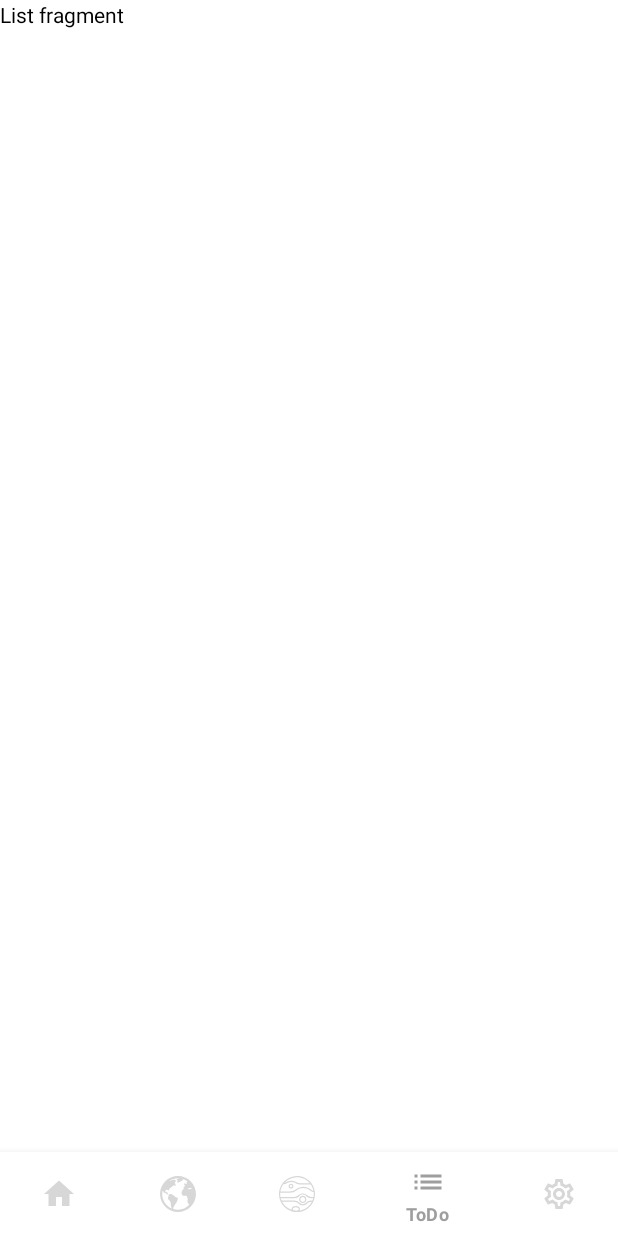
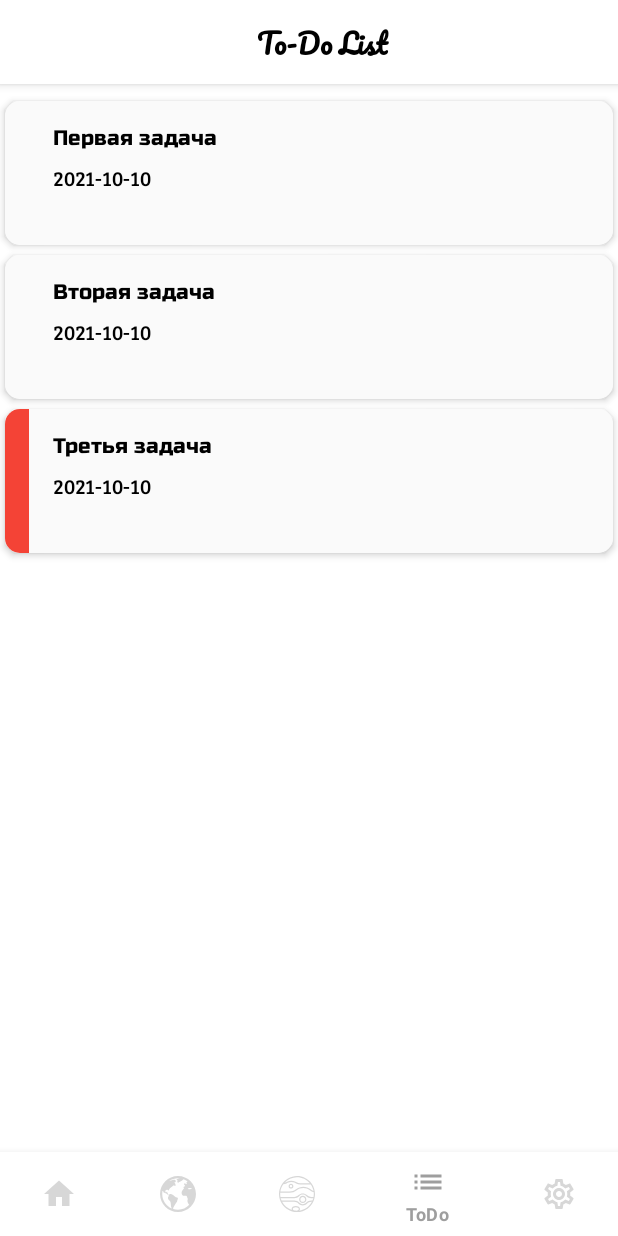
Before and after one commit to Rinat-M/AndroidMaterial, an Android app: the TodoListFragment screen opened through its navigation route, on a phone screen of 412 x 824 dp. Run offline under Robolectric (Android 15) with nearby library versions, the phone set to English and light mode, and no system bars; our stand-ins replace navigation-ui; pictures from the network do not load.

Commit message:
Added TodosAdapter with TodoViewHolder. Implemented To do list screen in read only

```diff
--- a/NasaApp/app/build.gradle
+++ b/NasaApp/app/build.gradle
@@ -11,8 +11,8 @@ android {
         applicationId "com.rino.nasaapp"
         minSdk 23
         targetSdk 30
-        versionCode 32
-        versionName "1.5.2"
+        versionCode 33
+        versionName "1.5.3"
 
         testInstrumentationRunner "androidx.test.runner.AndroidJUnitRunner"
     }
--- a/NasaApp/app/src/main/java/com/rino/nasaapp/di/KoinModules.kt
+++ b/NasaApp/app/src/main/java/com/rino/nasaapp/di/KoinModules.kt
@@ -2,9 +2,13 @@ package com.rino.nasaapp.di
 
 import com.rino.nasaapp.datasources.DataSource
 import com.rino.nasaapp.datasources.RemoteDataSourceImpl
+import com.rino.nasaapp.datasources.TodoSource
+import com.rino.nasaapp.datasources.TodoSourceImpl
 import com.rino.nasaapp.providers.StringsProvider
 import com.rino.nasaapp.repositories.NasaRepository
 import com.rino.nasaapp.repositories.NasaRepositoryImpl
+import com.rino.nasaapp.repositories.TodoRepository
+import com.rino.nasaapp.repositories.TodoRepositoryImpl
 import com.rino.nasaapp.ui.earth.EarthViewModel
 import com.rino.nasaapp.ui.home.HomeViewModel
 import com.rino.nasaapp.ui.main.MainViewModel
@@ -19,8 +23,13 @@ val appModule = module {
     // Providers
     single { StringsProvider(get()) }
 
+    // Data sources
     single<DataSource> { RemoteDataSourceImpl(get(), get()) }
+    single<TodoSource> { TodoSourceImpl() }
+
+    // Repositories
     single<NasaRepository> { NasaRepositoryImpl(get()) }
+    single<TodoRepository> { TodoRepositoryImpl(get()) }
 
     // Network
     single { NetworkModule.getOkHttpClient() }
@@ -36,5 +45,5 @@ val appModule = module {
     viewModel { SettingsViewModel(get()) }
     viewModel { EarthViewModel(get()) }
     viewModel { MarsViewModel(get()) }
-    viewModel { TodoListViewModel() }
+    viewModel { TodoListViewModel(get()) }
 }
--- a/NasaApp/app/src/main/java/com/rino/nasaapp/ui/main/MainActivity.kt
+++ b/NasaApp/app/src/main/java/com/rino/nasaapp/ui/main/MainActivity.kt
@@ -1,5 +1,6 @@
 package com.rino.nasaapp.ui.main
 
+import android.content.res.Resources
 import android.os.Bundle
 import androidx.appcompat.app.AppCompatActivity
 import androidx.appcompat.app.AppCompatDelegate
@@ -47,6 +48,8 @@ class MainActivity : AppCompatActivity(), ApplyThemeObserver {
         recreate()
     }
 
+    override fun getCurrentTheme(): Resources.Theme? = this.applicationContext.theme
+
     override fun onSupportNavigateUp(): Boolean {
         onBackPressedDispatcher.onBackPressed()
         return super.onSupportNavigateUp()
--- a/NasaApp/app/src/main/java/com/rino/nasaapp/ui/todo/TodoListFragment.kt
+++ b/NasaApp/app/src/main/java/com/rino/nasaapp/ui/todo/TodoListFragment.kt
@@ -4,8 +4,12 @@ import android.os.Bundle
 import android.view.LayoutInflater
 import android.view.View
 import android.view.ViewGroup
+import androidx.core.view.isVisible
 import androidx.fragment.app.Fragment
+import com.rino.nasaapp.databinding.ProgressBarAndErrorMsgBinding
 import com.rino.nasaapp.databinding.TodoListFragmentBinding
+import com.rino.nasaapp.entities.ScreenState
+import com.rino.nasaapp.entities.Todo
 import org.koin.androidx.viewmodel.ext.android.viewModel
 
 class TodoListFragment : Fragment() {
@@ -16,18 +20,67 @@ class TodoListFragment : Fragment() {
     private var _binding: TodoListFragmentBinding? = null
     private val binding get() = _binding!!
 
+    private var _includeBinding: ProgressBarAndErrorMsgBinding? = null
+    private val includeBinding get() = _includeBinding!!
+
     private val todoListViewModel: TodoListViewModel by viewModel()
+
+    override fun onCreate(savedInstanceState: Bundle?) {
+        super.onCreate(savedInstanceState)
+
+        todoListViewModel.fetchData()
+    }
 
     override fun onCreateView(
         inflater: LayoutInflater, container: ViewGroup?,
         savedInstanceState: Bundle?
     ): View {
         _binding = TodoListFragmentBinding.inflate(layoutInflater, container, false)
+        _includeBinding = ProgressBarAndErrorMsgBinding.bind(binding.root)
         return binding.root
+    }
+
+    override fun onViewCreated(view: View, savedInstanceState: Bundle?) {
+        super.onViewCreated(view, savedInstanceState)
+
+        todoListViewModel.state.observe(viewLifecycleOwner) { state ->
+            state?.let { processData(state) }
+        }
+    }
+
+    private fun processData(state: ScreenState<List<Todo>>) {
+        when (state) {
+            ScreenState.Loading -> {
+                binding.todosRecyclerView.isVisible = false
+                includeBinding.progressBar.isVisible = true
+                includeBinding.errorMsg.isVisible = false
+            }
+
+            is ScreenState.Success -> {
+                with(binding) {
+                    todosRecyclerView.isVisible = true
+                    includeBinding.progressBar.isVisible = false
+                    includeBinding.errorMsg.isVisible = false
+
+                    todosRecyclerView.adapter = TodosAdapter(state.data)
+                }
+            }
+
+            is ScreenState.Error -> {
+                binding.todosRecyclerView.isVisible = false
+
+                with(includeBinding) {
+                    progressBar.isVisible = false
+                    errorMsg.isVisible = true
+                    errorMsg.text = state.error.toString()
+                }
+            }
+        }
     }
 
     override fun onDestroyView() {
         _binding = null
+        _includeBinding = null
         super.onDestroyView()
     }
 }
--- a/NasaApp/app/src/main/java/com/rino/nasaapp/ui/todo/TodoListViewModel.kt
+++ b/NasaApp/app/src/main/java/com/rino/nasaapp/ui/todo/TodoListViewModel.kt
@@ -1,6 +1,30 @@
 package com.rino.nasaapp.ui.todo
 
+import androidx.lifecycle.LiveData
+import androidx.lifecycle.MutableLiveData
 import androidx.lifecycle.ViewModel
+import androidx.lifecycle.viewModelScope
+import com.rino.nasaapp.entities.ScreenState
+import com.rino.nasaapp.entities.Todo
+import com.rino.nasaapp.repositories.TodoRepository
+import kotlinx.coroutines.Dispatchers
+import kotlinx.coroutines.launch
 
-class TodoListViewModel : ViewModel() {
+class TodoListViewModel(
+    private val todoRepository: TodoRepository
+) : ViewModel() {
+
+    private val _state: MutableLiveData<ScreenState<List<Todo>>> =
+        MutableLiveData(ScreenState.Loading)
+    val state: LiveData<ScreenState<List<Todo>>> = _state
+
+    fun fetchData() {
+        _state.value = ScreenState.Loading
+
+        viewModelScope.launch(Dispatchers.IO) {
+            todoRepository.getTodos()
+                .onSuccess { list -> _state.postValue(ScreenState.Success(list)) }
+                .onFailure { _state.postValue(ScreenState.Error(it)) }
+        }
+    }
 }
--- /dev/null
+++ b/NasaApp/app/src/main/java/com/rino/nasaapp/ui/todo/TodosAdapter.kt
@@ -0,0 +1,62 @@
+package com.rino.nasaapp.ui.todo
+
+import android.util.TypedValue
+import android.view.LayoutInflater
+import android.view.View
+import android.view.ViewGroup
+import androidx.core.content.ContextCompat
+import androidx.recyclerview.widget.RecyclerView
+import com.rino.nasaapp.R
+import com.rino.nasaapp.databinding.TodoListItemBinding
+import com.rino.nasaapp.entities.Priority
+import com.rino.nasaapp.entities.Todo
+import com.rino.nasaapp.utils.toFormatString
+import com.rino.nasaapp.wrappers.ApplyThemeObserver
+
+class TodosAdapter(
+    private val todoList: List<Todo>
+) : RecyclerView.Adapter<TodosAdapter.TodoViewHolder>() {
+
+    override fun onCreateViewHolder(parent: ViewGroup, viewType: Int): TodoViewHolder {
+        val inflater = LayoutInflater.from(parent.context)
+        val binding = TodoListItemBinding.inflate(inflater, parent, false)
+        return TodoViewHolder(binding)
+    }
+
+    override fun onBindViewHolder(holder: TodoViewHolder, position: Int) {
+        holder.bind(todoList[position])
+    }
+
+    override fun getItemCount(): Int = todoList.size
+
+    inner class TodoViewHolder(
+        private val binding: TodoListItemBinding
+    ) : RecyclerView.ViewHolder(binding.root) {
+
+        fun bind(todo: Todo) {
+            with(binding) {
+                title.text = todo.title
+                createdAt.text = todo.createdAt.toFormatString("yyyy-MM-dd")
+
+                setPriorityColor(priority, todo)
+            }
+
+        }
+
+        private fun setPriorityColor(view: View, todo: Todo) {
+            val bgColor = if (todo.priority == Priority.HIGH) {
+                ContextCompat.getColor(itemView.context, R.color.red_500)
+            } else {
+                val currentTheme = (view.context as ApplyThemeObserver).getCurrentTheme()
+
+                val typedValue = TypedValue()
+                currentTheme?.resolveAttribute(R.attr.listItemBackgroundColor, typedValue, true)
+
+                typedValue.resourceId
+            }
+
+            view.setBackgroundColor(bgColor)
+        }
+
+    }
+}
--- a/NasaApp/app/src/main/java/com/rino/nasaapp/utils/Extensions.kt
+++ b/NasaApp/app/src/main/java/com/rino/nasaapp/utils/Extensions.kt
@@ -13,6 +13,7 @@ import androidx.transition.Transition
 import androidx.transition.TransitionManager
 import com.google.android.material.snackbar.Snackbar
 import kotlinx.coroutines.delay
+import java.text.SimpleDateFormat
 import java.util.*
 
 fun View.showSnackBar(
@@ -90,3 +91,8 @@ suspend fun ViewGroup.applyAnimation(
     TransitionManager.beginDelayedTransition(this, transition)
     itemView.isVisible = !itemView.isVisible
 }
+
+fun Date.toFormatString(format: String, locale: Locale = Locale.getDefault()): String {
+    val formatter = SimpleDateFormat(format, locale)
+    return formatter.format(this)
+}
--- a/NasaApp/app/src/main/java/com/rino/nasaapp/wrappers/ApplyThemeObserver.kt
+++ b/NasaApp/app/src/main/java/com/rino/nasaapp/wrappers/ApplyThemeObserver.kt
@@ -1,6 +1,9 @@
 package com.rino.nasaapp.wrappers
+
+import android.content.res.Resources
 
 interface ApplyThemeObserver {
     fun applyTheme()
     fun applyThemeNow()
+    fun getCurrentTheme(): Resources.Theme?
 }
--- a/NasaApp/app/src/main/res/layout/todo_list_fragment.xml
+++ b/NasaApp/app/src/main/res/layout/todo_list_fragment.xml
@@ -1,14 +1,56 @@
 <?xml version="1.0" encoding="utf-8"?>
-<FrameLayout xmlns:android="http://schemas.android.com/apk/res/android"
+<androidx.coordinatorlayout.widget.CoordinatorLayout xmlns:android="http://schemas.android.com/apk/res/android"
+    xmlns:app="http://schemas.android.com/apk/res-auto"
     xmlns:tools="http://schemas.android.com/tools"
     android:layout_width="match_parent"
     android:layout_height="match_parent"
     tools:context=".ui.todo.TodoListFragment">
 
-    <!-- TODO: Update blank fragment layout -->
-    <TextView
+    <com.google.android.material.appbar.AppBarLayout
+        android:id="@+id/todos_app_bar_layout"
+        android:layout_width="match_parent"
+        android:layout_height="wrap_content"
+        android:fitsSystemWindows="true"
+        android:theme="@style/AppBar">
+
+        <com.google.android.material.appbar.MaterialToolbar
+            android:id="@+id/todos_toolbar"
+            android:layout_width="match_parent"
+            android:layout_height="?attr/actionBarSize"
+            app:layout_collapseMode="pin">
+
+            <TextView
+                android:id="@+id/todos_header"
+                style="?attr/mainHeader"
+                android:layout_width="match_parent"
+                android:layout_height="wrap_content"
+                android:layout_marginTop="@dimen/margin_padding_8dp"
+                android:text="@string/to_do_list" />
+
+        </com.google.android.material.appbar.MaterialToolbar>
+
+    </com.google.android.material.appbar.AppBarLayout>
+
+    <androidx.constraintlayout.widget.ConstraintLayout
         android:layout_width="match_parent"
         android:layout_height="match_parent"
-        android:text="List fragment" />
+        app:layout_behavior="com.google.android.material.appbar.AppBarLayout$ScrollingViewBehavior">
 
-</FrameLayout>
+        <androidx.recyclerview.widget.RecyclerView
+            android:id="@+id/todos_recycler_view"
+            android:layout_width="match_parent"
+            android:layout_height="@dimen/match_constraint"
+            android:layout_marginTop="@dimen/margin_padding_8dp"
+            app:layoutManager="androidx.recyclerview.widget.LinearLayoutManager"
+            app:layout_constraintBottom_toBottomOf="parent"
+            app:layout_constraintEnd_toEndOf="parent"
+            app:layout_constraintStart_toStartOf="parent"
+            app:layout_constraintTop_toTopOf="parent"
+            tools:itemCount="5"
+            tools:listitem="@layout/todo_list_item" />
+
+        <include layout="@layout/progress_bar_and_error_msg" />
+
+    </androidx.constraintlayout.widget.ConstraintLayout>
+
+</androidx.coordinatorlayout.widget.CoordinatorLayout>
--- /dev/null
+++ b/NasaApp/app/src/main/res/layout/todo_list_item.xml
@@ -0,0 +1,55 @@
+<?xml version="1.0" encoding="utf-8"?>
+
+<androidx.cardview.widget.CardView xmlns:android="http://schemas.android.com/apk/res/android"
+    xmlns:app="http://schemas.android.com/apk/res-auto"
+    xmlns:tools="http://schemas.android.com/tools"
+    android:layout_width="match_parent"
+    android:layout_height="@dimen/todo_item_height"
+    android:layout_margin="@dimen/margin_padding_3dp"
+    app:cardCornerRadius="@dimen/todo_card_corner_radius"
+    app:cardElevation="@dimen/todo_card_elevation">
+
+    <androidx.constraintlayout.widget.ConstraintLayout
+        android:id="@+id/todo_item_container"
+        android:layout_width="match_parent"
+        android:layout_height="match_parent"
+        android:background="?listItemBackgroundColor">
+
+        <View
+            android:id="@+id/priority"
+            android:layout_width="@dimen/todo_priority_width"
+            android:layout_height="match_parent"
+            app:layout_constraintBottom_toBottomOf="parent"
+            app:layout_constraintLeft_toLeftOf="parent"
+            app:layout_constraintTop_toTopOf="parent"
+            tools:background="@color/red_500" />
+
+        <TextView
+            android:id="@+id/title"
+            style="@style/TodoTitleTextStyle"
+            android:layout_width="@dimen/match_constraint"
+            android:layout_height="wrap_content"
+            android:layout_margin="@dimen/margin_padding_16dp"
+            android:ellipsize="end"
+            android:maxLines="2"
+            app:layout_constraintLeft_toRightOf="@id/priority"
+            app:layout_constraintRight_toRightOf="parent"
+            app:layout_constraintTop_toTopOf="parent"
+            tools:text="Todo title" />
+
+        <TextView
+            android:id="@+id/created_at"
+            android:layout_width="@dimen/match_constraint"
+            android:layout_height="wrap_content"
+            android:layout_marginStart="@dimen/margin_padding_16dp"
+            android:layout_marginTop="@dimen/margin_padding_8dp"
+            android:layout_marginEnd="@dimen/margin_padding_16dp"
+            android:fontFamily="@font/bree_serif"
+            app:layout_constraintLeft_toRightOf="@id/priority"
+            app:layout_constraintRight_toRightOf="parent"
+            app:layout_constraintTop_toBottomOf="@id/title"
+            tools:text="09.10.2021 10:00" />
+
+    </androidx.constraintlayout.widget.ConstraintLayout>
+
+</androidx.cardview.widget.CardView>
--- a/NasaApp/app/src/main/res/values-night/themes.xml
+++ b/NasaApp/app/src/main/res/values-night/themes.xml
@@ -23,6 +23,7 @@
         <item name="android:textColor">?colorOnSecondary</item>
         <item name="bottomNavigationStyle">@style/BottomNavigationView</item>
         <item name="appBarBackgroundColor">@color/black</item>
+        <item name="listItemBackgroundColor">@color/grey_700</item>
     </style>
 
     <style name="MainHeader" parent="Base.Widget.MaterialComponents.TextView">
@@ -71,4 +72,9 @@
         <item name="android:background">?appBarBackgroundColor</item>
     </style>
 
+    <style name="TodoTitleTextStyle" parent="@android:style/Widget.TextView">
+        <item name="android:textSize">@dimen/todo_title_text_size</item>
+        <item name="android:fontFamily">@font/russo_one</item>
+    </style>
+
 </resources>
--- a/NasaApp/app/src/main/res/values/attrs.xml
+++ b/NasaApp/app/src/main/res/values/attrs.xml
@@ -6,4 +6,5 @@
     <attr name="customOutlinedBox" format="reference" />
     <attr name="bottomAppBar" format="reference" />
     <attr name="appBarBackgroundColor" format="reference" />
+    <attr name="listItemBackgroundColor" format="reference" />
 </resources>
--- a/NasaApp/app/src/main/res/values/colors.xml
+++ b/NasaApp/app/src/main/res/values/colors.xml
@@ -33,6 +33,7 @@
 
     <color name="deep_orange_500">#FF5722</color>
 
+    <color name="grey_50">#FAFAFA</color>
     <color name="grey_100">#F5F5F5</color>
     <color name="grey_200">#EEEEEE</color>
     <color name="grey_300">#E0E0E0</color>
@@ -62,4 +63,7 @@
     <color name="light_green_700">#689F38</color>
     <color name="light_green_800">#558B2F</color>
     <color name="light_green_900">#33691E</color>
+
+    <color name="red_500">#F44336</color>
+
 </resources>
--- a/NasaApp/app/src/main/res/values/dimens.xml
+++ b/NasaApp/app/src/main/res/values/dimens.xml
@@ -7,4 +7,10 @@
     <dimen name="main_header_text_size">18sp</dimen>
     <dimen name="secondary_header_text_size">14sp</dimen>
     <dimen name="mars_app_bar_layout_height">165dp</dimen>
+    <dimen name="todo_item_height">96dp</dimen>
+    <dimen name="margin_padding_3dp">3dp</dimen>
+    <dimen name="todo_card_corner_radius">10dp</dimen>
+    <dimen name="todo_card_elevation">3dp</dimen>
+    <dimen name="todo_priority_width">16dp</dimen>
+    <dimen name="todo_title_text_size">14sp</dimen>
 </resources>
--- a/NasaApp/app/src/main/res/values/strings.xml
+++ b/NasaApp/app/src/main/res/values/strings.xml
@@ -36,4 +36,5 @@
     <string name="mast_camera_description">Mast Camera</string>
     <string name="chemistry_camera_description">Chemistry and Camera Complex</string>
     <string name="todo">ToDo</string>
+    <string name="to_do_list">To-Do List</string>
 </resources>
--- a/NasaApp/app/src/main/res/values/themes.xml
+++ b/NasaApp/app/src/main/res/values/themes.xml
@@ -23,6 +23,7 @@
         <item name="android:textColor">?colorOnSecondary</item>
         <item name="bottomNavigationStyle">@style/BottomNavigationView</item>
         <item name="appBarBackgroundColor">@color/white</item>
+        <item name="listItemBackgroundColor">@color/grey_50</item>
     </style>
 
     <style name="GreyTheme" parent="Theme.NasaApp">
@@ -33,6 +34,7 @@
         <item name="colorControlNormal">?colorOnSecondary</item>
         <item name="android:windowBackground">@color/grey_300</item>
         <item name="appBarBackgroundColor">@color/grey_300</item>
+        <item name="listItemBackgroundColor">@color/grey_200</item>
     </style>
 
     <style name="BlueGreyTheme" parent="Theme.NasaApp">
@@ -43,6 +45,7 @@
         <item name="colorControlNormal">?colorOnSecondary</item>
         <item name="android:windowBackground">@color/blue_grey_300</item>
         <item name="appBarBackgroundColor">@color/blue_grey_300</item>
+        <item name="listItemBackgroundColor">@color/blue_grey_200</item>
     </style>
 
     <style name="IndigoTheme" parent="Theme.NasaApp">
@@ -53,6 +56,7 @@
         <item name="colorControlNormal">?colorOnSecondary</item>
         <item name="android:windowBackground">@color/indigo_300</item>
         <item name="appBarBackgroundColor">@color/indigo_300</item>
+        <item name="listItemBackgroundColor">@color/indigo_200</item>
     </style>
 
     <style name="LightGreenTheme" parent="Theme.NasaApp">
@@ -63,6 +67,7 @@
         <item name="colorControlNormal">?colorOnSecondary</item>
         <item name="android:windowBackground">@color/light_green_300</item>
         <item name="appBarBackgroundColor">@color/light_green_300</item>
+        <item name="listItemBackgroundColor">@color/light_green_200</item>
     </style>
 
     <style name="PurpleTheme" parent="Theme.NasaApp">
@@ -73,6 +78,7 @@
         <item name="colorControlNormal">?colorOnSecondary</item>
         <item name="android:windowBackground">@color/purple_300</item>
         <item name="appBarBackgroundColor">@color/purple_300</item>
+        <item name="listItemBackgroundColor">@color/purple_200</item>
     </style>
 
     <style name="MainHeader" parent="Base.Widget.MaterialComponents.TextView">
@@ -120,4 +126,9 @@
         <item name="android:background">?appBarBackgroundColor</item>
     </style>
 
+    <style name="TodoTitleTextStyle" parent="@android:style/Widget.TextView">
+        <item name="android:textSize">@dimen/todo_title_text_size</item>
+        <item name="android:fontFamily">@font/russo_one</item>
+    </style>
+
 </resources>
```
Also changed, not shown: NasaApp/app/src/main/res/font/bree_serif.ttf (added).
